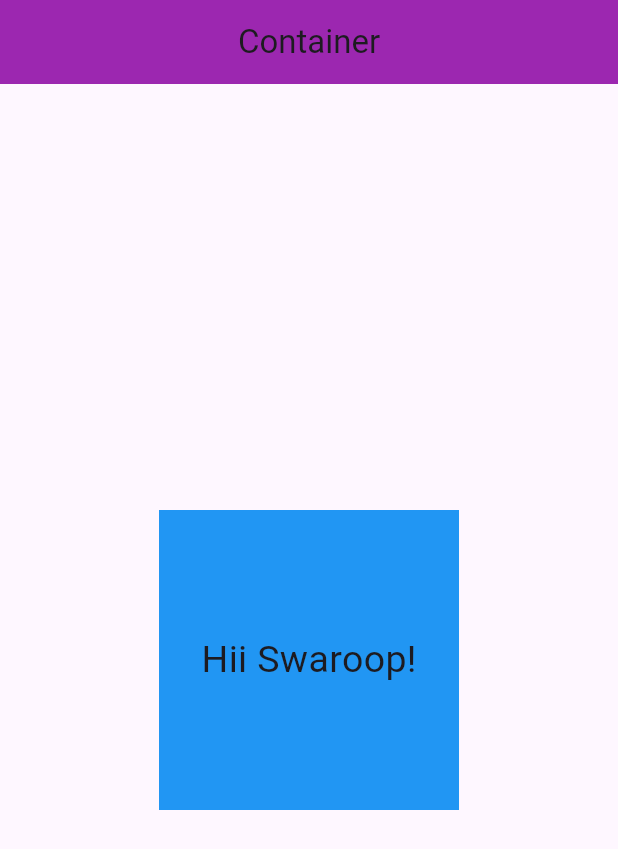
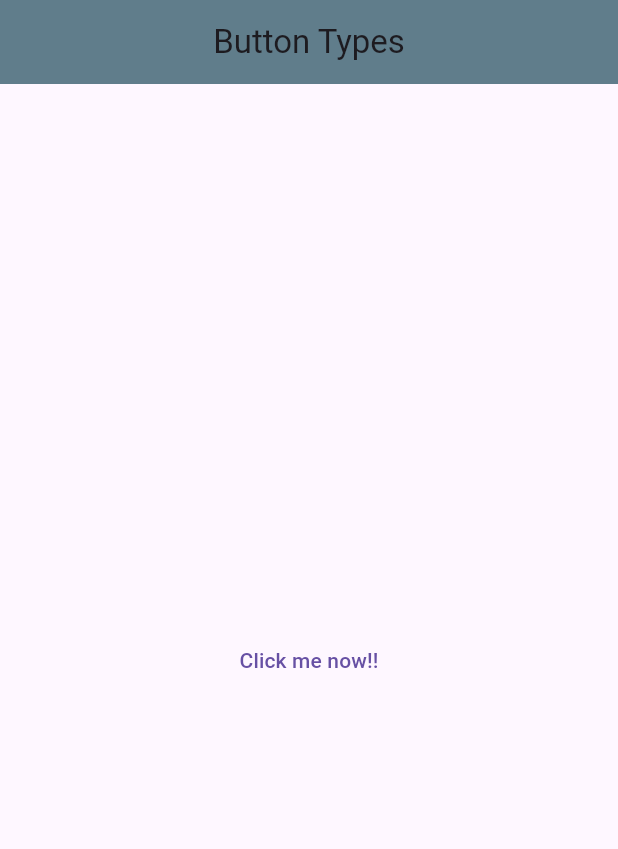
Before and after one commit to swarooprana7/flutter-course, a Flutter app: the screen it shows after launch, on a phone screen of 412 x 824 dp. Shown: the top 849 px of the screen. Run offline on Flutter 3.47's test engine with Material 3 defaults, Android fonts, the phone set to English and light mode, and no system bars.

Commit message:
Types of Button Added

```diff
--- /dev/null
+++ b/lib/ButtonTypes.dart
@@ -0,0 +1,41 @@
+import 'package:flutter/material.dart';
+
+class Button_Types extends StatelessWidget {
+  const Button_Types({super.key});
+
+  @override
+  Widget build(BuildContext context) {
+    return Scaffold(
+      appBar: AppBar(
+        centerTitle: true,
+        backgroundColor: Colors.blueGrey,
+        title: const Text('Button Types'),
+      ),
+      body: Center(
+        child: TextButton(
+          child: const Text('Click me now!!'),
+          onPressed: () {
+            print('Yor just clicked me!!');
+          },
+          onLongPress: () {
+            print('Long Pressed!');
+          },
+        ),
+      ),
+      // body: ElevatedButton(
+      //   child: const Text('ElevatedButton'),
+      //   onPressed: () {
+      //     print('I am elevated button ');
+      //   },
+      // ),
+      // body: Center(
+      //   child: OutlinedButton(
+      //     child: const Text('OutlinedButton'),
+      //     onPressed: () {
+      //       print('outlinedbutton');
+      //     },
+      //   ),
+      // ),
+    );
+  }
+}
--- a/lib/app.dart
+++ b/lib/app.dart
@@ -1,4 +1,5 @@
 import 'package:flutter/material.dart';
+import 'package:flutter_application/ButtonTypes.dart';
 import 'package:flutter_application/container.dart';
 import 'package:flutter_application/custom_widget.dart';
 import 'package:flutter_application/stack_widget.dart';
@@ -10,7 +11,7 @@ class MyApp extends StatelessWidget {
   Widget build(BuildContext context) {
     return MaterialApp(
       debugShowCheckedModeBanner: false,
-      home: MyContainer_App(),
+      home: Button_Types(),
     );
   }
 }
--- a/lib/container.dart
+++ b/lib/container.dart
@@ -19,7 +19,10 @@ class MyContainer_App extends StatelessWidget {
           child: const Center(
             child: Text(
               'Hii Swaroop!',
-              style: TextStyle(fontSize: 25),
+              style: TextStyle(
+                  color: Colors.white,
+                  fontSize: 25,
+                  backgroundColor: Colors.pinkAccent),
             ),
           ),
         ),
```
